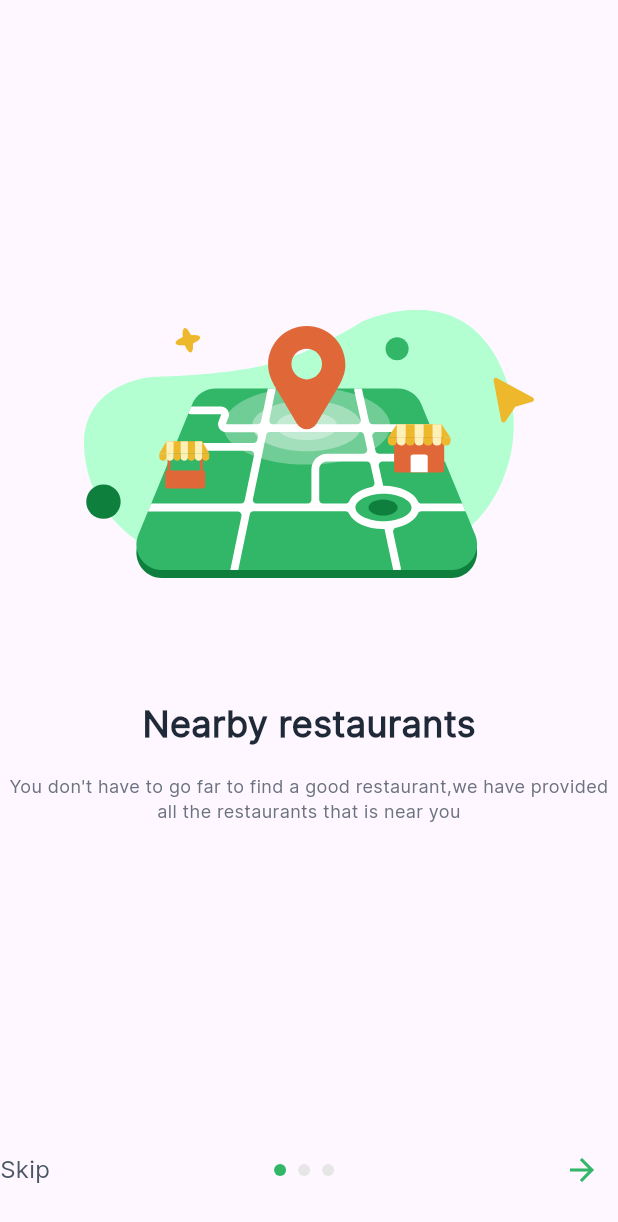
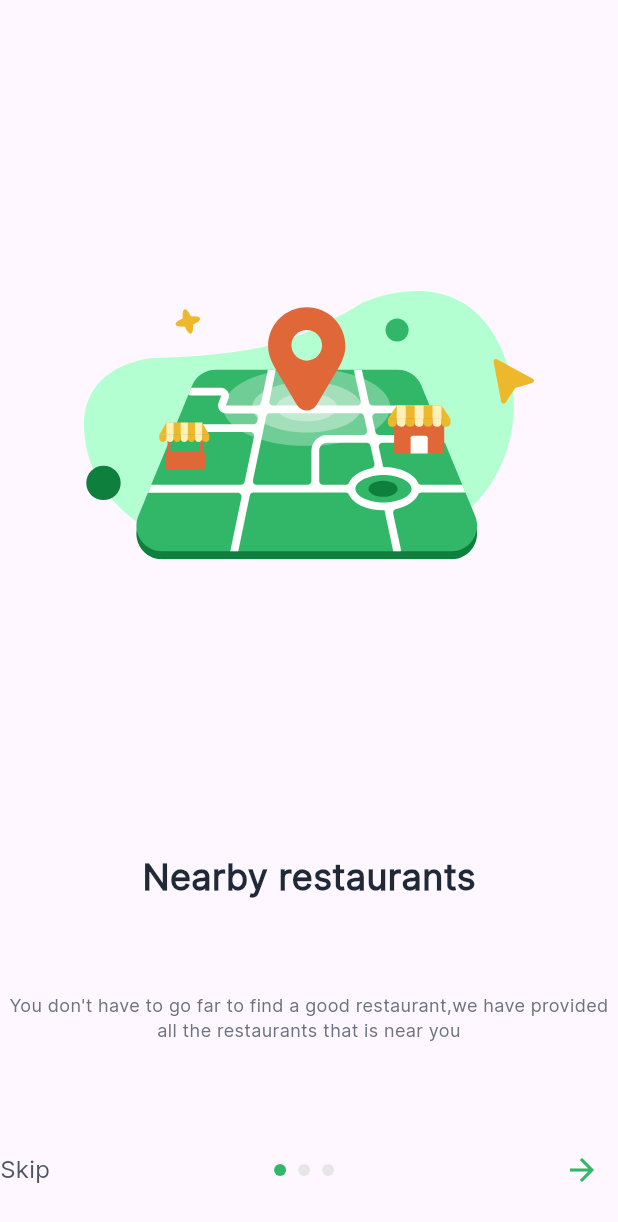
Before and after one commit to He-ema/resturant_booking, a Flutter app: the screen it shows after launch, on a phone screen of 412 x 824 dp. Shown: the top 1222 px of the screen. Run offline on Flutter 3.47's test engine with Material 3 defaults, Android fonts, the phone set to English and light mode, and no system bars; our stand-ins replace flutter_svg, go_router.

Commit message:
alignment of elements done

```diff
--- a/lib/features/onBoarding/presentation/views/widgets/on_boarding_item.dart
+++ b/lib/features/onBoarding/presentation/views/widgets/on_boarding_item.dart
@@ -8,32 +8,37 @@ class OnBoradingItem extends StatelessWidget {
   final OnBoardingModel onBoardingModel;
   @override
   Widget build(BuildContext context) {
-    return Padding(
-      padding: const EdgeInsets.symmetric(vertical: 50),
-      child: Column(
+    return Column(
       mainAxisAlignment: MainAxisAlignment.center,
       children: [
+        Expanded(
+          flex: 6,
+          child: Column(mainAxisAlignment: MainAxisAlignment.center, children: [
             SvgPicture.asset(
               onBoardingModel.image,
-            // fit: BoxFit.scaleDown,
             ),
-          const SizedBox(
-            height: 80,
+          ]),
         ),
-          Text(
+        // const SizedBox(
+        //   height: 80,
+        // ),
+        Expanded(
+          child: Text(
             onBoardingModel.title,
             style: AppStyles.styleSemiBold24,
           ),
-          const SizedBox(
-            height: 16,
         ),
-          Text(
+        // const SizedBox(
+        //   height: 16,
+        // ),
+        Expanded(
+          child: Text(
             onBoardingModel.subtitle,
             textAlign: TextAlign.center,
             style: AppStyles.styleRegular12,
           ),
+        ),
       ],
-      ),
     );
   }
 }
--- a/lib/features/onBoarding/presentation/views/widgets/on_boarding_view_body.dart
+++ b/lib/features/onBoarding/presentation/views/widgets/on_boarding_view_body.dart
@@ -6,7 +6,6 @@ import 'package:jobizz/features/onBoarding/presentation/views/widgets/on_boardin
 
 class OnBoardingViewBody extends StatelessWidget {
   const OnBoardingViewBody({super.key});
-
   @override
   Widget build(BuildContext context) {
     return Column(
```
Lines whose indentation alone changed are shown as unchanged.
